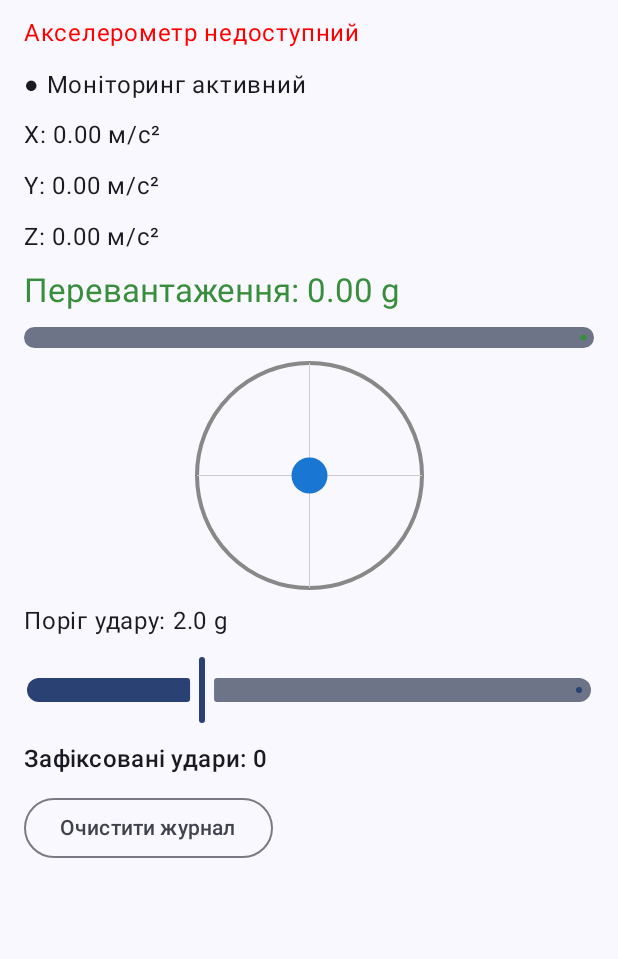
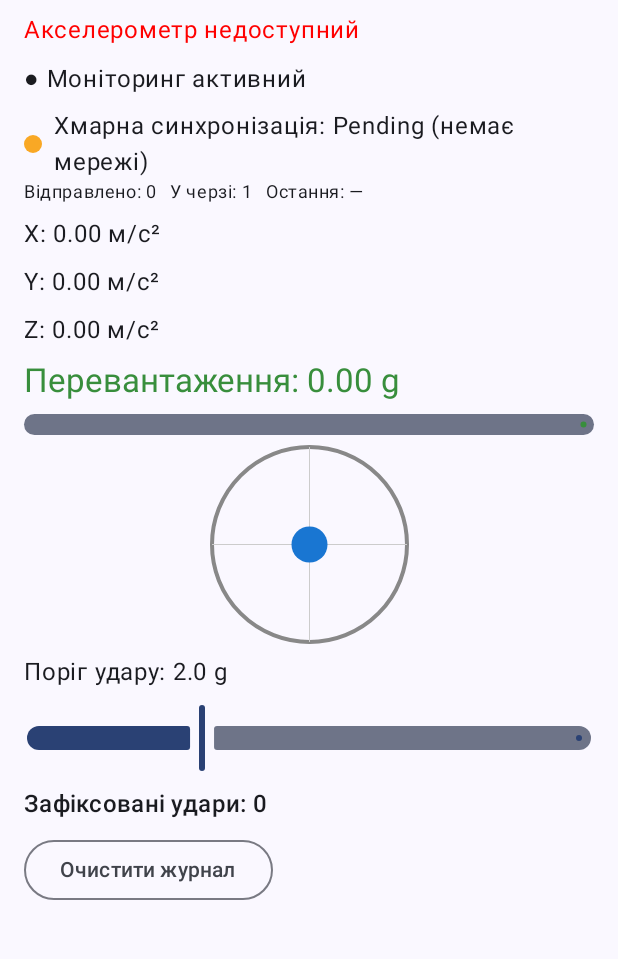
Before and after one commit to anjoanka/mobSystem_lab, an Android app built with Jetpack Compose: the screen it shows after launch (MainActivity), on a phone screen of 412 x 824 dp, the part 150-1109 px from its top. Run offline under Robolectric (Android 15) with nearby library versions, the phone set to English and light mode, and no system bars.

Commit message:
lab_3: cloud sync with Firebase

```diff
--- a/src/main/AndroidManifest.xml
+++ b/src/main/AndroidManifest.xml
@@ -16,6 +16,10 @@
     <uses-feature
         android:name="android.hardware.bluetooth_le"
         android:required="false" />
+
+    <uses-permission android:name="android.permission.INTERNET" />
+    <uses-permission android:name="android.permission.ACCESS_NETWORK_STATE" />
+
     <application
         android:allowBackup="true"
         android:dataExtractionRules="@xml/data_extraction_rules"
--- /dev/null
+++ b/src/main/java/com/example/impactlogger/helpers/NetworkChecker.kt
@@ -0,0 +1,15 @@
+package com.example.impactlogger.helpers
+
+import android.content.Context
+import android.net.ConnectivityManager
+import android.net.NetworkCapabilities
+
+class NetworkChecker(context: Context) {
+
+    private val manager = context.getSystemService(ConnectivityManager::class.java)
+
+    fun isOnline(): Boolean {
+        val capabilities = manager.getNetworkCapabilities(manager.activeNetwork) ?: return false
+        return capabilities.hasCapability(NetworkCapabilities.NET_CAPABILITY_INTERNET)
+    }
+}
--- a/src/main/java/com/example/impactlogger/monitor/MonitorContract.kt
+++ b/src/main/java/com/example/impactlogger/monitor/MonitorContract.kt
@@ -1,6 +1,8 @@
 package com.example.impactlogger.monitor
 
 enum class ImpactLevel { Normal, Warning, Impact }
+
+enum class CloudStatus { Idle, Synced, Pending, Error }
 
 data class ImpactRecord(
     val timestamp: Long,
@@ -16,7 +18,11 @@ data class MonitorState(
     val thresholdG: Float = 2.0f,
     val impacts: List<ImpactRecord> = emptyList(),
     val isRunning: Boolean = false,
-    val isSensorAvailable: Boolean = true
+    val isSensorAvailable: Boolean = true,
+    val cloudStatus: CloudStatus = CloudStatus.Idle,
+    val sentCount: Int = 0,
+    val pendingCount: Int = 0,
+    val lastSyncTime: Long? = null
 )
 
 sealed interface MonitorAction {
--- a/src/main/java/com/example/impactlogger/monitor/MonitorScreen.kt
+++ b/src/main/java/com/example/impactlogger/monitor/MonitorScreen.kt
@@ -2,15 +2,21 @@ package com.example.impactlogger.monitor
 
 import android.widget.Toast
 import androidx.compose.foundation.Canvas
+import androidx.compose.foundation.background
 import androidx.compose.foundation.layout.Arrangement
+import androidx.compose.foundation.layout.Box
 import androidx.compose.foundation.layout.Column
+import androidx.compose.foundation.layout.Row
+import androidx.compose.foundation.layout.Spacer
 import androidx.compose.foundation.layout.fillMaxSize
 import androidx.compose.foundation.layout.fillMaxWidth
 import androidx.compose.foundation.layout.height
 import androidx.compose.foundation.layout.padding
 import androidx.compose.foundation.layout.size
+import androidx.compose.foundation.layout.width
 import androidx.compose.foundation.lazy.LazyColumn
 import androidx.compose.foundation.lazy.items
+import androidx.compose.foundation.shape.CircleShape
 import androidx.compose.material3.LinearProgressIndicator
 import androidx.compose.material3.MaterialTheme
 import androidx.compose.material3.OutlinedButton
@@ -70,7 +76,7 @@ fun MonitorContent(state: MonitorState, onAction: (MonitorAction) -> Unit) {
                 .padding(padding)
                 .padding(16.dp)
                 .fillMaxSize(),
-            verticalArrangement = Arrangement.spacedBy(10.dp)
+            verticalArrangement = Arrangement.spacedBy(8.dp)
         ) {
             Text("Impact Logger", style = MaterialTheme.typography.headlineMedium)
 
@@ -79,6 +85,13 @@ fun MonitorContent(state: MonitorState, onAction: (MonitorAction) -> Unit) {
             }
 
             Text(if (state.isRunning) "● Моніторинг активний" else "⏸ На паузі")
+
+            CloudIndicator(
+                status = state.cloudStatus,
+                sent = state.sentCount,
+                pending = state.pendingCount,
+                lastSync = state.lastSyncTime?.let { timeFmt.format(Date(it)) } ?: "—"
+            )
 
             Text("X: %.2f м/с²".format(state.x))
             Text("Y: %.2f м/с²".format(state.y))
@@ -124,8 +137,33 @@ fun MonitorContent(state: MonitorState, onAction: (MonitorAction) -> Unit) {
 }
 
 @Composable
+fun CloudIndicator(status: CloudStatus, sent: Int, pending: Int, lastSync: String) {
+    val (dotColor, label) = when (status) {
+        CloudStatus.Idle -> Color.Gray to "очікування"
+        CloudStatus.Synced -> Color(0xFF388E3C) to "успішно"
+        CloudStatus.Pending -> Color(0xFFF9A825) to "Pending (немає мережі)"
+        CloudStatus.Error -> Color(0xFFD32F2F) to "помилка"
+    }
+    Column {
+        Row(verticalAlignment = Alignment.CenterVertically) {
+            Box(
+                modifier = Modifier
+                    .size(12.dp)
+                    .background(dotColor, CircleShape)
+            )
+            Spacer(Modifier.width(8.dp))
+            Text("Хмарна синхронізація: $label")
+        }
+        Text(
+            "Відправлено: $sent   У черзі: $pending   Остання: $lastSync",
+            style = MaterialTheme.typography.bodySmall
+        )
+    }
+}
+
+@Composable
 fun TiltIndicator(x: Float, y: Float, modifier: Modifier = Modifier) {
-    Canvas(modifier.size(150.dp)) {
+    Canvas(modifier.size(130.dp)) {
         val r = size.minDimension / 2
 
         drawCircle(Color.Gray, radius = r, style = Stroke(4f))
@@ -153,6 +191,9 @@ private fun MonitorContentPreview() {
                 gForce = 2.3f,
                 level = ImpactLevel.Impact,
                 isRunning = true,
+                cloudStatus = CloudStatus.Synced,
+                sentCount = 12,
+                lastSyncTime = System.currentTimeMillis(),
                 impacts = listOf(
                     ImpactRecord(System.currentTimeMillis(), 2.3f),
                     ImpactRecord(System.currentTimeMillis() - 60_000, 2.8f)
--- a/src/main/java/com/example/impactlogger/monitor/MonitorViewModel.kt
+++ b/src/main/java/com/example/impactlogger/monitor/MonitorViewModel.kt
@@ -4,20 +4,27 @@ import android.app.Application
 import android.hardware.SensorManager
 import androidx.lifecycle.AndroidViewModel
 import androidx.lifecycle.viewModelScope
+import com.example.impactlogger.helpers.NetworkChecker
 import com.example.impactlogger.helpers.SensorReader
+import com.example.impactlogger.repository.CloudRepository
+import com.example.impactlogger.repository.SensorData
 import kotlinx.coroutines.Job
 import kotlinx.coroutines.channels.Channel
+import kotlinx.coroutines.delay
 import kotlinx.coroutines.flow.MutableStateFlow
 import kotlinx.coroutines.flow.StateFlow
 import kotlinx.coroutines.flow.asStateFlow
 import kotlinx.coroutines.flow.receiveAsFlow
 import kotlinx.coroutines.flow.update
+import kotlinx.coroutines.isActive
 import kotlinx.coroutines.launch
 import kotlin.math.sqrt
 
 class MonitorViewModel(app: Application) : AndroidViewModel(app) {
 
     private val sensorReader = SensorReader(app)
+    private val network = NetworkChecker(app)
+    private val repository = CloudRepository()
 
     private val _state = MutableStateFlow(
         MonitorState(isSensorAvailable = sensorReader.isAvailable)
@@ -28,6 +35,7 @@ class MonitorViewModel(app: Application) : AndroidViewModel(app) {
     val events = _events.receiveAsFlow()
 
     private var sensorJob: Job? = null
+    private var syncJob: Job? = null
     private var lastImpactTime = 0L
 
     fun onAction(action: MonitorAction) {
@@ -49,11 +57,19 @@ class MonitorViewModel(app: Application) : AndroidViewModel(app) {
         sensorJob = viewModelScope.launch {
             sensorReader.readings().collect { v -> onReading(v[0], v[1], v[2]) }
         }
+        syncJob = viewModelScope.launch {
+            while (isActive) {
+                delay(SYNC_INTERVAL_MS)
+                syncToCloud()
+            }
+        }
     }
 
     private fun stopSensor() {
         sensorJob?.cancel()
         sensorJob = null
+        syncJob?.cancel()
+        syncJob = null
         _state.update { it.copy(isRunning = false) }
     }
 
@@ -84,7 +100,53 @@ class MonitorViewModel(app: Application) : AndroidViewModel(app) {
             )
         }
 
-        if (isNewImpact) sendMessage("Удар: %.2f g".format(g))
+        if (isNewImpact) {
+            repository.add(makeData("impact", g, x, y, z))
+            sendMessage("Удар: %.2f g".format(g))
+        }
+    }
+
+    private suspend fun syncToCloud() {
+        val s = _state.value
+        repository.add(makeData("accelerometer", s.gForce, s.x, s.y, s.z))
+
+        if (!network.isOnline()) {
+            if (s.cloudStatus != CloudStatus.Pending) {
+                sendMessage("Немає інтернету. Дані збережено (Pending)")
+            }
+            _state.update {
+                it.copy(cloudStatus = CloudStatus.Pending, pendingCount = repository.pendingCount)
+            }
+            return
+        }
+
+        val before = repository.pendingCount
+        val ok = repository.flush()
+        val sent = before - repository.pendingCount
+
+        _state.update {
+            it.copy(
+                cloudStatus = if (ok) CloudStatus.Synced else CloudStatus.Error,
+                sentCount = it.sentCount + sent,
+                pendingCount = repository.pendingCount,
+                lastSyncTime = if (ok) System.currentTimeMillis() else it.lastSyncTime
+            )
+        }
+
+        if (!ok && s.cloudStatus != CloudStatus.Error) {
+            sendMessage("Помилка синхронізації з хмарою")
+        }
+    }
+
+    private fun makeData(type: String, value: Float, x: Float, y: Float, z: Float): SensorData {
+        return SensorData(
+            deviceId = DEVICE_ID,
+            type = type,
+            value = value,
+            x = x,
+            y = y,
+            z = z
+        )
     }
 
     private fun sendMessage(text: String) {
@@ -94,5 +156,7 @@ class MonitorViewModel(app: Application) : AndroidViewModel(app) {
     private companion object {
         const val IMPACT_COOLDOWN_MS = 500L
         const val MAX_LOG_SIZE = 20
+        const val SYNC_INTERVAL_MS = 5000L
+        const val DEVICE_ID = "impact-logger-01"
     }
 }
--- /dev/null
+++ b/src/main/java/com/example/impactlogger/repository/repository/CloudApi.kt
@@ -0,0 +1,32 @@
+package com.example.impactlogger.repository
+
+import com.example.impactlogger.BuildConfig
+import okhttp3.OkHttpClient
+import okhttp3.logging.HttpLoggingInterceptor
+import retrofit2.Retrofit
+import retrofit2.converter.gson.GsonConverterFactory
+import retrofit2.http.Body
+import retrofit2.http.POST
+
+interface CloudApi {
+    @POST("sensor_data.json")
+    suspend fun sendData(@Body data: SensorData): PushResponse
+}
+
+object CloudApiClient {
+
+    private val logging = HttpLoggingInterceptor().apply {
+        level = HttpLoggingInterceptor.Level.BODY
+    }
+
+    private val client = OkHttpClient.Builder()
+        .addInterceptor(logging)
+        .build()
+
+    val api: CloudApi = Retrofit.Builder()
+        .baseUrl(BuildConfig.FIREBASE_URL)
+        .client(client)
+        .addConverterFactory(GsonConverterFactory.create())
+        .build()
+        .create(CloudApi::class.java)
+}
--- /dev/null
+++ b/src/main/java/com/example/impactlogger/repository/repository/CloudRepository.kt
@@ -0,0 +1,36 @@
+package com.example.impactlogger.repository
+
+import android.util.Log
+
+class CloudRepository(
+    private val api: CloudApi = CloudApiClient.api
+) {
+
+    private val pending = mutableListOf<SensorData>()
+
+    val pendingCount: Int
+        get() = pending.size
+
+    fun add(data: SensorData) {
+        pending.add(data)
+    }
+
+    suspend fun flush(): Boolean {
+        while (pending.isNotEmpty()) {
+            val item = pending.first()
+            try {
+                val response = api.sendData(item)
+                Log.d(TAG, "Відправлено ${item.type} (g=${item.value}), ключ: ${response.name}")
+                pending.removeAt(0)
+            } catch (e: Exception) {
+                Log.e(TAG, "Помилка відправки: ${e.message}")
+                return false
+            }
+        }
+        return true
+    }
+
+    companion object {
+        const val TAG = "CloudSync"
+    }
+}
--- /dev/null
+++ b/src/main/java/com/example/impactlogger/repository/repository/SensorData.kt
@@ -0,0 +1,15 @@
+package com.example.impactlogger.repository
+
+data class SensorData(
+    val deviceId: String,
+    val type: String,
+    val value: Float,
+    val x: Float,
+    val y: Float,
+    val z: Float,
+    val timestamp: Long = System.currentTimeMillis()
+)
+
+data class PushResponse(
+    val name: String
+)
```
Also changed, not shown: build.gradle.kts (+10 -1 lines).
